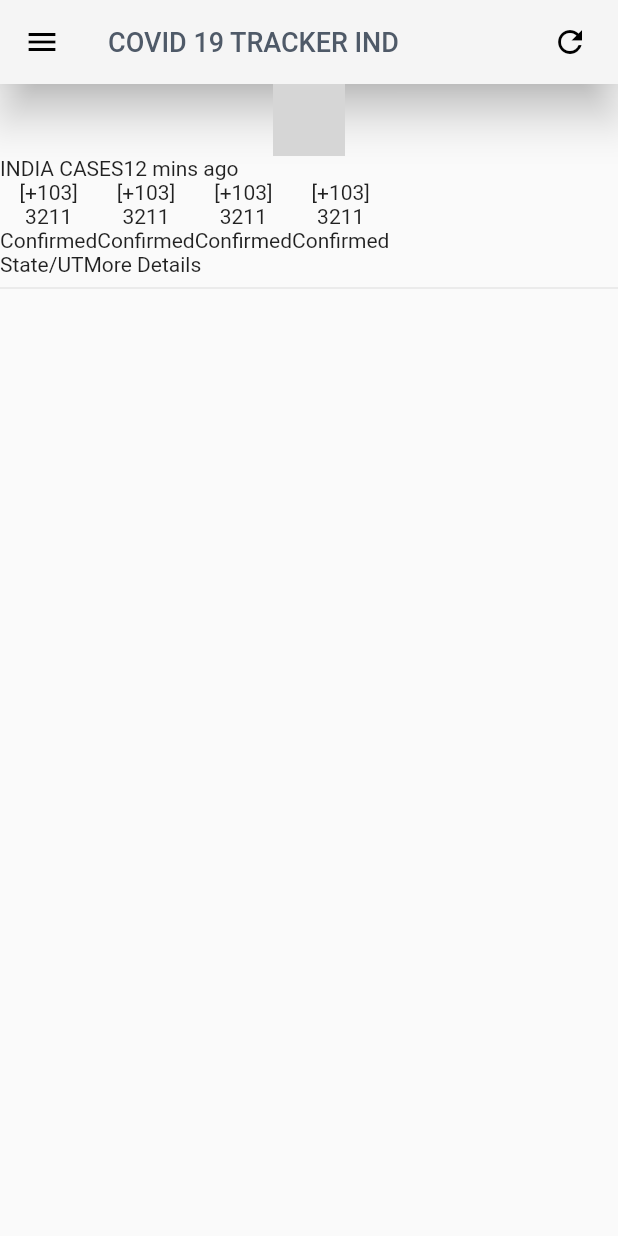
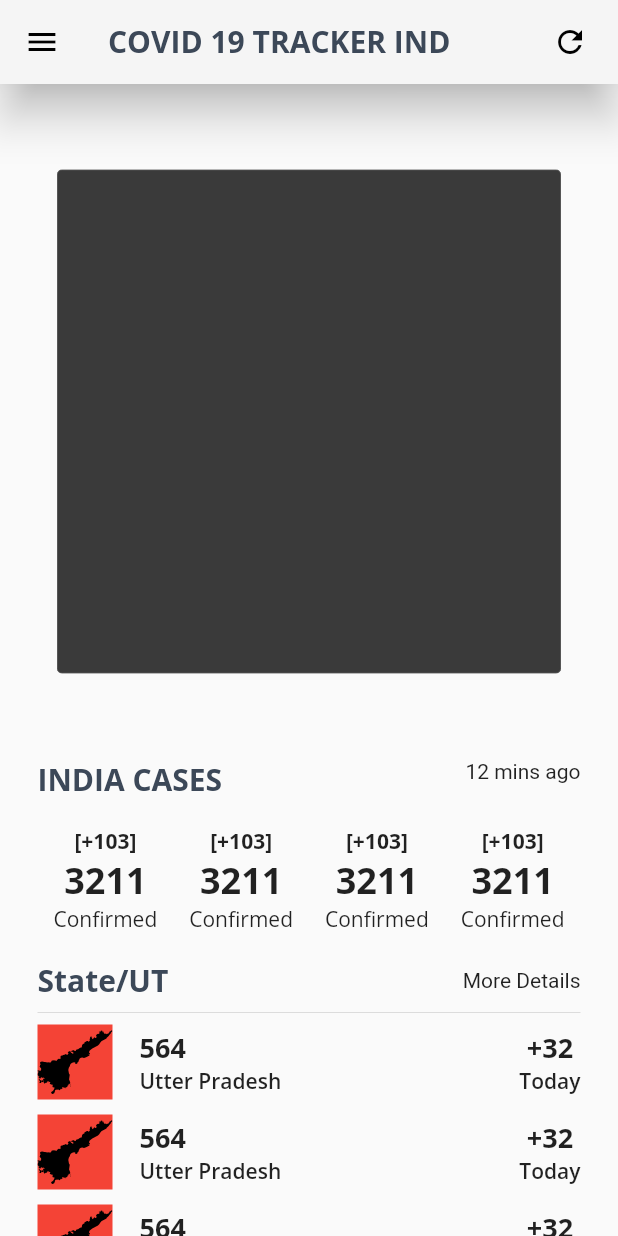
Before and after one commit to mypracticeapps/covid-flutter, a Flutter app: the HomePage screen opened directly, on a phone screen of 412 x 824 dp. Run offline on Flutter 3.47's test engine with Material 2 defaults, Android fonts, the phone set to English and light mode, and no system bars; our stand-ins replace flutter_svg, google_fonts; missing offline and left inert: random_color; grey boxes are pictures that could not be loaded.

Commit message:
in progress

```diff
--- a/lib/app/app_main.dart
+++ /dev/null
@@ -1,20 +0,0 @@
-import 'package:covid/app/home_page.dart';
-import 'package:flutter/cupertino.dart';
-import 'package:flutter/material.dart';
-
-void main() {
-  runApp(MyCovidApp());
-}
-
-class MyCovidApp extends StatelessWidget {
-  @override
-  Widget build(BuildContext context) {
-    return MaterialApp(
-      title: 'INDIA COVID-19 TRACKER',
-      theme: ThemeData(
-        primarySwatch: Colors.blue,
-      ),
-      home: HomePage(),
-    );
-  }
-}
--- a/lib/app/home_page.dart
+++ /dev/null
@@ -1,29 +0,0 @@
-import 'package:covid/app/app_bar.dart';
-import 'package:covid/app/main_stats.dart';
-import 'package:covid/app/state_stat.dart';
-import 'package:flutter/cupertino.dart';
-import 'package:flutter/material.dart';
-import 'package:flutter_svg/flutter_svg.dart';
-
-class HomePage extends StatelessWidget {
-  @override
-  Widget build(BuildContext context) {
-    return Scaffold(
-      appBar: MyAppBar().build(context),
-      body: Column(
-        children: <Widget>[
-          india(),
-          MainStart(),
-          StateStats(),
-        ],
-      ),
-    );
-  }
-
-  Widget india() {
-    return FittedBox(
-      child: SvgPicture.asset("assets/svgs/placeholder.svg",
-          semanticsLabel: 'Acme Logo'),
-    );
-  }
-}
--- a/lib/app/main_stats.dart
+++ /dev/null
@@ -1,31 +0,0 @@
-import 'package:flutter/cupertino.dart';
-
-class MainStart extends StatelessWidget {
-  @override
-  Widget build(BuildContext context) {
-    return Container(
-      child: Column(
-        children: <Widget>[
-          headerRow(),
-          allStats(),
-        ],
-      ),
-    );
-  }
-
-  Widget headerRow() {
-    return Row(children: <Widget>[Text("INDIA CASES"), Text("12 mins ago")]);
-  }
-
-  Widget allStats() {
-    return Row(
-      children: <Widget>[stats(), stats(), stats(), stats()],
-    );
-  }
-
-  Widget stats() {
-    return Column(
-      children: <Widget>[Text("[+103]"), Text("3211"), Text("Confirmed")],
-    );
-  }
-}
--- a/lib/app/state_stat.dart
+++ /dev/null
@@ -1,30 +0,0 @@
-import 'package:flutter/cupertino.dart';
-import 'package:flutter/material.dart';
-
-class StateStats extends StatelessWidget {
-  @override
-  Widget build(BuildContext context) {
-    return Column(
-      children: <Widget>[
-        headerRow(),
-      ],
-    );
-  }
-
-  Widget headerRow() {
-    return Column(
-      children: <Widget>[
-        Row(children: <Widget>[Text("State/UT"), Text("More Details")]),
-        Divider()
-      ],
-    );
-  }
-
-//  Widget stateRow(){
-//    return Row(
-//      children: <Widget>[
-//
-//      ],
-//    );
-//  }
-}
--- a/lib/app/app_bar.dart
+++ b/lib/components/appbar.component.dart
@@ -1,15 +1,13 @@
-import 'package:flutter/cupertino.dart';
-import 'package:flutter/material.dart';
+import 'package:flutter/material.dart' hide Title;
+import 'package:google_fonts/google_fonts.dart';
+import 'package:covid/style/text.components.dart';
 
-class MyAppBar extends StatelessWidget {
+class CustomAppBar extends StatelessWidget {
   @override
   Widget build(BuildContext context) {
     return new AppBar(
       leading: Icon(Icons.menu, color: Colors.black),
-      title: Text(
-        "COVID 19 TRACKER IND",
-        style: TextStyle(color: Color(0xe53c4858), fontSize: 18),
-      ),
+      title: Title("COVID 19 TRACKER IND"),
       backgroundColor: Color(0xfff5f5f5),
       elevation: 12,
       actions: <Widget>[
--- /dev/null
+++ b/lib/components/dash_statistics.component.dart
@@ -0,0 +1,72 @@
+import 'package:covid/style/text.components.dart';
+import 'package:flutter/material.dart' hide Title;
+import 'package:google_fonts/google_fonts.dart';
+import 'package:random_color/random_color.dart';
+
+RandomColor _randomColor = RandomColor();
+
+class DashStatistics extends StatelessWidget {
+  @override
+  Widget build(BuildContext context) {
+    return Container(
+      padding: const EdgeInsets.fromLTRB(25, 0, 25, 0),
+      child: Column(
+        children: <Widget>[
+          headerRow(),
+          SizedBox(height: 18),
+          allStats(),
+          SizedBox(height: 18),
+        ],
+      ),
+    );
+  }
+
+  Widget headerRow() {
+    return Row(
+        mainAxisAlignment: MainAxisAlignment.spaceBetween,
+        crossAxisAlignment: CrossAxisAlignment.start,
+        children: <Widget>[
+          Title("INDIA CASES"),
+          Text("12 mins ago"),
+        ]);
+  }
+
+  Widget allStats() {
+    return Row(
+      mainAxisSize: MainAxisSize.max,
+      mainAxisAlignment: MainAxisAlignment.spaceAround,
+      children: <Widget>[stats(), stats(), stats(), stats()],
+    );
+  }
+
+  Widget stats() {
+    return Column(
+      children: <Widget>[
+        deltaText("103"),
+        currentCount("3211"),
+        caption("Confirmed"),
+      ],
+    );
+  }
+
+  Widget deltaText(String text) {
+    return Text(
+      "[+$text]",
+      style: GoogleFonts.openSans(fontSize: 14, fontWeight: FontWeight.bold),
+    );
+  }
+
+  Widget currentCount(String text) {
+    return Text(
+      text,
+      style: GoogleFonts.openSans(fontSize: 24, fontWeight: FontWeight.bold),
+    );
+  }
+
+  Widget caption(String text) {
+    return Text(
+      text,
+      style: GoogleFonts.openSans(fontSize: 14, fontWeight: FontWeight.normal),
+    );
+  }
+}
--- a/lib/main.dart
+++ b/lib/main.dart
@@ -1,3 +1,4 @@
+import 'package:covid/pages/home/home.page.dart';
 import 'package:flutter/material.dart';
 
 void main() => runApp(MyApp());
@@ -10,25 +11,7 @@ class MyApp extends StatelessWidget {
       theme: ThemeData(
         primarySwatch: Colors.blue,
       ),
-      home: MyHomePage(title: 'Flutter Demo Home Page'),
+      home: HomePage(),
     );
   }
 }
-
-class MyHomePage extends StatelessWidget {
-  MyHomePage({this.title});
-
-  final String title;
-
-  @override
-  Widget build(BuildContext context) {
-    return Scaffold(
-        appBar: AppBar(
-          title: Text(title),
-        ),
-        body: Center(
-          child: Text(title),
-        ) // This trailing comma makes auto-formatting nicer for build methods.
-        );
-  }
-}
--- a/lib/pages/home/home.page.dart
+++ b/lib/pages/home/home.page.dart
@@ -1,23 +1,71 @@
-import 'package:flutter/cupertino.dart';
-import 'package:flutter/material.dart';
+import 'package:covid/style/text.components.dart';
+import 'package:flutter/material.dart' hide Title;
+import 'package:covid/components/dash_statistics.component.dart';
+import 'package:covid/pages/home/state_tile.component.dart';
+import 'package:flutter_svg/flutter_svg.dart';
+
+import '../../components/appbar.component.dart';
 
 class HomePage extends StatelessWidget {
   @override
   Widget build(BuildContext context) {
-    return Scaffold(
-        appBar: appBar(),
-        body: Column(
-          children: <Widget>[
-            indiaImage()
-          ],
-        ));
+    return Scaffold(appBar: CustomAppBar().build(context), body: body(context));
   }
 
-  Widget appBar() {
-    return AppBar(title: Text("COVID-19 Tracker IND"));
+  Widget body(BuildContext context) {
+    return SingleChildScrollView(
+      child: Column(
+        children: <Widget>[
+          indiaImage(context),
+          DashStatistics(),
+          stateWiseTileBody()
+        ],
+      ),
+    );
   }
 
-  Widget indiaImage() {
-    return null;
+  Widget indiaImage(BuildContext context) {
+    String asset = "assets/svgs/placeholder.svg";
+    return Container(
+      padding: EdgeInsets.all(30),
+      height: 450,
+      width: MediaQuery.of(context).size.width,
+      child: Padding(
+        padding: const EdgeInsets.all(8.0),
+        child: FittedBox(
+            child: SvgPicture.asset(asset, semanticsLabel: 'Acme Logo')),
+      ),
+    );
+  }
+
+  Widget stateWiseTileBody() {
+    return Container(
+      padding: const EdgeInsets.fromLTRB(25, 0, 25, 0),
+      child: Column(
+        children: <Widget>[stateWiseHeaderRow(), stateWiseTileList()],
+      ),
+    );
+  }
+
+  Widget stateWiseHeaderRow() {
+    return Column(
+      children: <Widget>[
+        Row(
+            mainAxisAlignment: MainAxisAlignment.spaceBetween,
+            crossAxisAlignment: CrossAxisAlignment.center,
+            children: <Widget>[Title("State/UT"), Text("More Details")]),
+        Divider()
+      ],
+    );
+  }
+
+  Widget stateWiseTileList() {
+    List<Widget> tiles = List();
+    for (int ii = 0; ii < 20; ii++) {
+      tiles.add(StateWiseTile());
+    }
+    return Column(
+      children: tiles,
+    );
   }
 }
--- /dev/null
+++ b/lib/pages/home/state_tile.component.dart
@@ -0,0 +1,69 @@
+import 'package:flutter/cupertino.dart';
+import 'package:flutter/material.dart';
+import 'package:flutter_svg/flutter_svg.dart';
+import 'package:google_fonts/google_fonts.dart';
+
+class StateWiseTile extends StatelessWidget {
+  @override
+  Widget build(BuildContext context) {
+    return Padding(
+      padding: EdgeInsets.fromLTRB(0, 0, 0, 10),
+      child: GestureDetector(
+        onTap: () {
+          print("on tap clicked");
+        },
+        child: Row(
+          children: <Widget>[
+            stateIcon(),
+            SizedBox(width: 18),
+            stateName(),
+            SizedBox(width: 18),
+            todayIncrement()
+          ],
+        ),
+      ),
+    );
+  }
+
+  Widget stateIcon() {
+    return Container(
+      color: Colors.red,
+      height: 50,
+      width: 50,
+      child: FittedBox(
+        child: SvgPicture.asset("assets/svgs/states/IN-AP.svg",
+            semanticsLabel: 'Acme Logo'),
+      ),
+    );
+  }
+
+  Widget stateName() {
+    return Expanded(
+      child: Container(
+//        color: Colors.red,
+        child: Column(
+          crossAxisAlignment: CrossAxisAlignment.start,
+          children: <Widget>[currentText("564"), captionText("Utter Pradesh")],
+        ),
+      ),
+    );
+  }
+
+  Widget todayIncrement() {
+    return Column(children: <Widget>[currentText("+32"), captionText("Today")]);
+  }
+
+  Widget currentText(String text) {
+    return Text(
+      text,
+      style: GoogleFonts.openSans(fontSize: 18, fontWeight: FontWeight.bold),
+    );
+  }
+
+  Widget captionText(String text){
+    return Text(
+      text,
+      style: GoogleFonts.openSans(fontSize: 14, fontWeight: FontWeight.w600),
+    );
+  }
+}
--- /dev/null
+++ b/lib/style/text.components.dart
@@ -0,0 +1,20 @@
+import 'package:flutter/material.dart' hide Title;
+import 'package:google_fonts/google_fonts.dart';
+
+class Title extends StatelessWidget {
+  String text;
+
+  Title(this.text);
+
+  @override
+  Widget build(BuildContext context) {
+    return Text(
+      text,
+      style: GoogleFonts.openSans(
+        color: Color(0xff3c4858),
+        fontSize: 20,
+        fontWeight: FontWeight.bold,
+      ),
+    );
+  }
+}
--- a/pubspec.yaml
+++ b/pubspec.yaml
@@ -11,6 +11,8 @@ dependencies:
   cupertino_icons: ^0.1.3
   sliding_up_panel: ^1.0.1
   flutter_svg: ^0.17.3+1
+  google_fonts: ^0.3.10
+  random_color: ^1.0.5
 
 dev_dependencies:
   flutter_test:
@@ -19,7 +21,9 @@ dev_dependencies:
 
 flutter:
   uses-material-design: true
-
+  assets:
+    - assets/svgs/
+    - assets/svgs/states/
 
 
   # To add custom fonts to your application, add a fonts section here,
```
Also changed, not shown: pubspec.lock.
